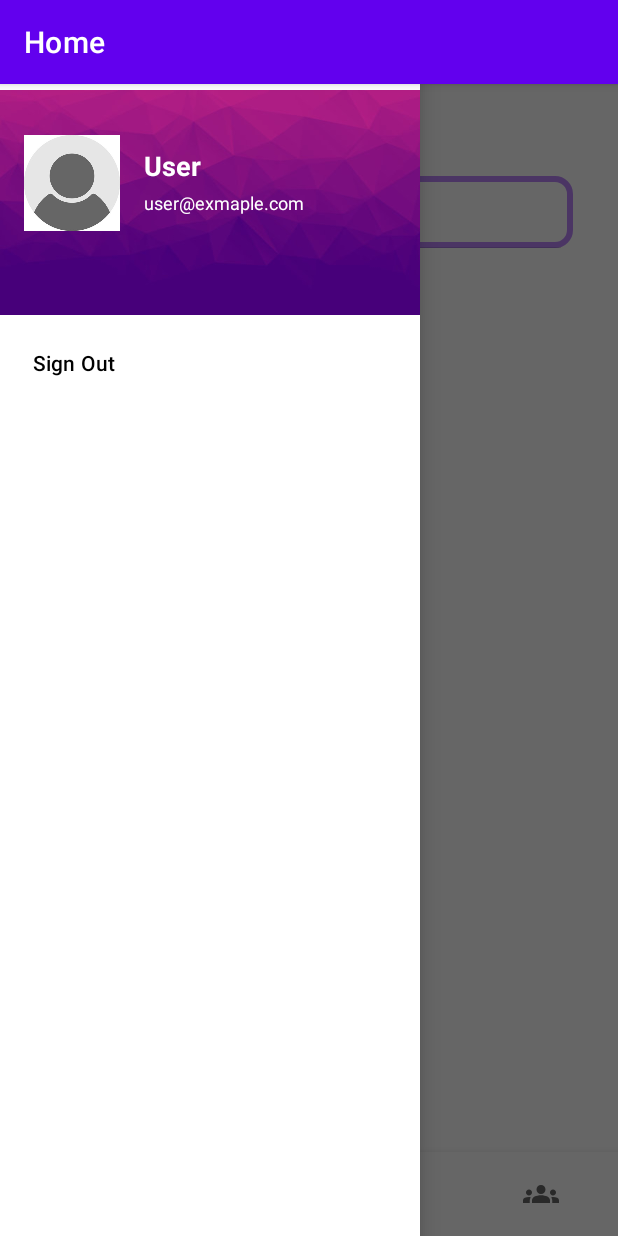
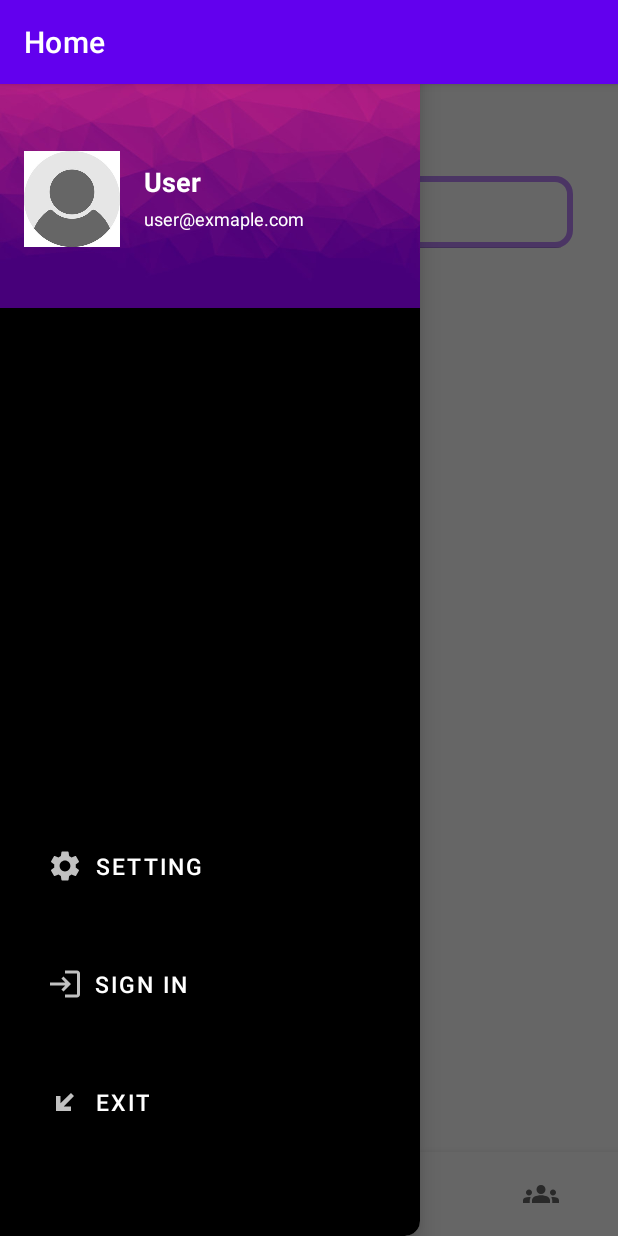
Before and after one commit to salmanayazz/screen-time-manager, an Android app: the screen it shows after launch (MainActivity), with the side drawer open, on a phone screen of 412 x 824 dp. Run offline under Robolectric (Android 15) with nearby library versions, the phone set to English and light mode, and no system bars; our stand-ins replace Firebase (no records; nobody signed in at launch, a user with empty details on screens opened directly), navigation-ui.

Commit message:
fixed and added listener for items on swipe menu

```diff
--- a/app/src/main/java/com/example/screentimemanager/MainActivity.kt
+++ b/app/src/main/java/com/example/screentimemanager/MainActivity.kt
@@ -2,6 +2,8 @@ package com.example.screentimemanager
 
 import android.content.Intent
 import android.os.Bundle
+import android.view.View
+import android.widget.Button
 import android.widget.TextView
 import com.google.android.material.bottomnavigation.BottomNavigationView
 import androidx.appcompat.app.AppCompatActivity
@@ -13,6 +15,7 @@ import com.example.screentimemanager.appusage.AppUsageService
 import com.example.screentimemanager.data.firebase.user.UserFirebase
 import com.example.screentimemanager.data.firebase.user.UserFirebaseDao
 import com.example.screentimemanager.databinding.ActivityMainBinding
+import com.example.screentimemanager.ui.authentication.Login
 import com.google.android.material.navigation.NavigationView
 import com.google.firebase.auth.FirebaseAuth
 import com.google.firebase.database.DatabaseReference
@@ -32,6 +35,8 @@ class MainActivity : AppCompatActivity() {
     private lateinit var navigationView: NavigationView
     private lateinit var menuName: TextView
     private lateinit var menuEmail: TextView
+    private lateinit var signOutBtn: Button
+    private lateinit var exitBtn:Button
     override fun onCreate(savedInstanceState: Bundle?) {
         super.onCreate(savedInstanceState)
 
@@ -58,31 +63,36 @@ class MainActivity : AppCompatActivity() {
 
         // setting up the swipe bar menu
         navigationView = findViewById(R.id.navigation_view)
-        var headerView = navigationView.getHeaderView(0)
-        menuName = headerView.findViewById(R.id.nav_header_user_name)
-        menuEmail = headerView.findViewById(R.id.nav_header_email)
+        menuName = findViewById(R.id.nav_header_user_name)
+        menuEmail = findViewById(R.id.nav_header_email)
+        signOutBtn = findViewById(R.id.signout_btn_menu)
+        exitBtn = findViewById(R.id.exit_btn_menu)
+
+
+        signOutBtn.setOnClickListener{
+            onSignOutListener()
+        }
+        exitBtn.setOnClickListener{
+            finishAffinity()
+        }
 
         // update the user information on swipe menu
         updateUserSwipeMenu()
 
 
-        // setting the sign out click listener
-        navigationView.setNavigationItemSelectedListener {
-            when (it.itemId) {
-                R.id.menu_sign_out -> {
-                    firebaseAuth.signOut()
-                    updateUserSwipeMenu()
-                    true
-                }
-                else -> false
-            }
-        }
-
-
-
         // start the AppUsageService
         val serviceIntent = Intent(this, AppUsageService::class.java)
         this.startForegroundService(serviceIntent)
+    }
+
+
+    private fun onSignOutListener(){
+        firebaseAuth.signOut()
+        updateUserSwipeMenu()
+    }
+
+    private fun onSignInListener(){
+        startActivity(Intent(this, Login::class.java))
     }
 
     private fun updateUserSwipeMenu(){
@@ -101,6 +111,10 @@ class MainActivity : AppCompatActivity() {
         }else{
             menuName.text = "User"
             menuEmail.text= "user@exmaple.com"
+            signOutBtn.text = "Sign In"
+            signOutBtn.setOnClickListener{
+                onSignInListener()
+            }
         }
     }
 }
--- /dev/null
+++ b/app/src/main/res/drawable/baseline_settings_24.xml
@@ -0,0 +1,5 @@
+<vector android:alpha="0.76" android:height="24dp"
+    android:tint="#FFFFFF" android:viewportHeight="24"
+    android:viewportWidth="24" android:width="24dp" xmlns:android="http://schemas.android.com/apk/res/android">
+    <path android:fillColor="@android:color/white" android:pathData="M19.14,12.94c0.04,-0.3 0.06,-0.61 0.06,-0.94c0,-0.32 -0.02,-0.64 -0.07,-0.94l2.03,-1.58c0.18,-0.14 0.23,-0.41 0.12,-0.61l-1.92,-3.32c-0.12,-0.22 -0.37,-0.29 -0.59,-0.22l-2.39,0.96c-0.5,-0.38 -1.03,-0.7 -1.62,-0.94L14.4,2.81c-0.04,-0.24 -0.24,-0.41 -0.48,-0.41h-3.84c-0.24,0 -0.43,0.17 -0.47,0.41L9.25,5.35C8.66,5.59 8.12,5.92 7.63,6.29L5.24,5.33c-0.22,-0.08 -0.47,0 -0.59,0.22L2.74,8.87C2.62,9.08 2.66,9.34 2.86,9.48l2.03,1.58C4.84,11.36 4.8,11.69 4.8,12s0.02,0.64 0.07,0.94l-2.03,1.58c-0.18,0.14 -0.23,0.41 -0.12,0.61l1.92,3.32c0.12,0.22 0.37,0.29 0.59,0.22l2.39,-0.96c0.5,0.38 1.03,0.7 1.62,0.94l0.36,2.54c0.05,0.24 0.24,0.41 0.48,0.41h3.84c0.24,0 0.44,-0.17 0.47,-0.41l0.36,-2.54c0.59,-0.24 1.13,-0.56 1.62,-0.94l2.39,0.96c0.22,0.08 0.47,0 0.59,-0.22l1.92,-3.32c0.12,-0.22 0.07,-0.47 -0.12,-0.61L19.14,12.94zM12,15.6c-1.98,0 -3.6,-1.62 -3.6,-3.6s1.62,-3.6 3.6,-3.6s3.6,1.62 3.6,3.6S13.98,15.6 12,15.6z"/>
+</vector>
--- /dev/null
+++ b/app/src/main/res/drawable/baseline_transit_enterexit_24.xml
@@ -0,0 +1,5 @@
+<vector android:alpha="0.76" android:height="24dp"
+    android:tint="#FFFFFF" android:viewportHeight="24"
+    android:viewportWidth="24" android:width="24dp" xmlns:android="http://schemas.android.com/apk/res/android">
+    <path android:fillColor="@android:color/white" android:pathData="M16,18H6V8h3v4.77L15.98,6 18,8.03 11.15,15H16v3z"/>
+</vector>
--- a/app/src/main/res/layout/activity_main.xml
+++ b/app/src/main/res/layout/activity_main.xml
@@ -7,17 +7,6 @@
     android:layout_width="match_parent"
     android:layout_height="match_parent"
     android:fitsSystemWindows="true">
-
-    <com.google.android.material.navigation.NavigationView
-        android:id="@+id/navigation_view"
-        android:layout_width="wrap_content"
-        android:layout_height="match_parent"
-        android:layout_gravity="start"
-        app:headerLayout="@layout/swipe_menu_layout"
-        app:menu="@menu/drawer_menu" />
-    <androidx.coordinatorlayout.widget.CoordinatorLayout
-        android:layout_width="match_parent"
-        android:layout_height="match_parent">
         <androidx.constraintlayout.widget.ConstraintLayout
             android:id="@+id/container"
             android:layout_width="match_parent"
@@ -48,6 +37,116 @@
                 app:layout_constraintTop_toTopOf="parent"
                 app:navGraph="@navigation/mobile_navigation" />
 
-        </androidx.constraintlayout.widget.ConstraintLayout>
-    </androidx.coordinatorlayout.widget.CoordinatorLayout>
+    </androidx.constraintlayout.widget.ConstraintLayout>
+    <com.google.android.material.navigation.NavigationView
+        android:id="@+id/navigation_view"
+        android:layout_width="wrap_content"
+        android:layout_height="match_parent"
+        android:layout_gravity="start"
+        app:drawerLayoutCornerSize="10dp"
+        app:menu="@menu/drawer_menu" >
+        <RelativeLayout
+            android:layout_width="match_parent"
+            android:layout_height="match_parent"
+            android:background="@color/black"
+            >
+            <FrameLayout
+                android:layout_marginTop="55dp"
+                android:id="@+id/menu_banner_layout"
+                android:layout_width="match_parent"
+                android:layout_height="150dp"
+                android:layout_gravity="top">
+                <ImageView
+                    android:layout_width="wrap_content"
+                    android:layout_height="wrap_content"
+                    android:scaleType="fitXY"
+                    android:src="@drawable/login_background_header"/>
+                <LinearLayout
+                    android:layout_width="wrap_content"
+                    android:layout_height="wrap_content"
+                    android:layout_marginTop="45dp"
+                    android:layout_marginLeft="16dp"
+                    android:orientation="horizontal">
+                    <ImageView
+                        android:id="@+id/nav_header_image"
+                        android:layout_width="64dp"
+                        android:layout_height="64dp"
+                        android:src="@drawable/generic_user_profile"
+                        android:scaleType="centerCrop"
+                        />
+                    <LinearLayout
+                        android:layout_width="wrap_content"
+                        android:layout_height="wrap_content"
+                        android:orientation="vertical">
+                        <TextView
+                            android:textColor="@color/white"
+                            android:textStyle="bold"
+                            android:textSize="18dp"
+                            android:id="@+id/nav_header_user_name"
+                            android:layout_width="wrap_content"
+                            android:layout_height="wrap_content"
+                            android:layout_marginTop="8dp"
+                            android:layout_marginLeft="16dp"
+                            android:text="User Name"
+                            />
+
+                        <TextView
+                            android:textColor="@color/white"
+                            android:textSize="12dp"
+                            android:id="@+id/nav_header_email"
+                            android:layout_width="wrap_content"
+                            android:layout_height="wrap_content"
+                            android:layout_marginTop="4dp"
+                            android:layout_marginLeft="16dp"
+                            android:text="user@example.com"
+                            />
+                    </LinearLayout>
+                </LinearLayout>
+            </FrameLayout>
+            <LinearLayout
+                android:layout_width="match_parent"
+                android:layout_height="wrap_content"
+                android:layout_alignParentBottom="true"
+                android:layout_marginVertical="50dp"
+                android:orientation="vertical"
+                >
+                <Button
+                    android:clickable="true"
+                    android:drawableLeft="@drawable/baseline_settings_24"
+                    android:drawablePadding="5dp"
+                    android:textColor="@color/white"
+                    android:textSize="15dp"
+                    android:layout_margin="15dp"
+                    android:background="#00000000"
+                    android:layout_width="wrap_content"
+                    android:layout_height="wrap_content"
+                    android:text="Setting"/>
+                <Button
+                    android:id="@+id/signout_btn_menu"
+                    android:clickable="true"
+                    android:drawableLeft="@drawable/baseline_login_24"
+                    android:drawablePadding="5dp"
+                    android:background="#00000000"
+                    android:textColor="@color/white"
+                    android:textSize="15dp"
+                    android:layout_margin="15dp"
+                    android:layout_width="wrap_content"
+                    android:layout_height="wrap_content"
+                    android:text="Sign Out"/>
+                <Button
+                    android:id="@+id/exit_btn_menu"
+                    android:clickable="true"
+                    android:drawableLeft="@drawable/baseline_transit_enterexit_24"
+                    android:drawablePadding="5dp"
+                    android:background="#00000000"
+                    android:textColor="@color/white"
+                    android:textSize="15dp"
+                    android:layout_margin="15dp"
+                    android:layout_width="wrap_content"
+                    android:layout_height="wrap_content"
+                    android:text="Exit"/>
+            </LinearLayout>
+        </RelativeLayout>
+
+    </com.google.android.material.navigation.NavigationView>
 </androidx.drawerlayout.widget.DrawerLayout>
--- a/app/src/main/res/layout/swipe_menu_layout.xml
+++ /dev/null
@@ -1,60 +0,0 @@
-<?xml version="1.0" encoding="utf-8"?>
-<RelativeLayout xmlns:android="http://schemas.android.com/apk/res/android"
-    android:layout_width="match_parent"
-    android:layout_height="wrap_content">
-
-
-        <FrameLayout
-            android:layout_marginTop="60dp"
-            android:id="@+id/login_banner_layout"
-            android:layout_width="match_parent"
-            android:layout_height="150dp">
-                <ImageView
-                    android:layout_width="wrap_content"
-                    android:layout_height="wrap_content"
-                    android:scaleType="fitXY"
-                    android:src="@drawable/login_background_header"/>
-                <LinearLayout
-                    android:layout_width="wrap_content"
-                    android:layout_height="wrap_content"
-                    android:layout_marginTop="30dp"
-                    android:layout_marginLeft="16dp"
-                    android:orientation="horizontal">
-                        <ImageView
-                            android:id="@+id/nav_header_image"
-                            android:layout_width="64dp"
-                            android:layout_height="64dp"
-                            android:src="@drawable/generic_user_profile"
-                            android:scaleType="centerCrop"
-                            />
-                        <LinearLayout
-                            android:layout_width="wrap_content"
-                            android:layout_height="wrap_content"
-                            android:orientation="vertical">
-                                <TextView
-                                    android:textColor="@color/white"
-                                    android:textStyle="bold"
-                                    android:textSize="18dp"
-                                    android:id="@+id/nav_header_user_name"
-                                    android:layout_width="wrap_content"
-                                    android:layout_height="wrap_content"
-                                    android:layout_marginTop="8dp"
-                                    android:layout_marginLeft="16dp"
-                                    android:text="User Name"
-                                    />
-
-                                <TextView
-                                    android:textColor="@color/white"
-                                    android:textSize="12dp"
-                                    android:id="@+id/nav_header_email"
-                                    android:layout_width="wrap_content"
-                                    android:layout_height="wrap_content"
-                                    android:layout_marginTop="4dp"
-                                    android:layout_marginLeft="16dp"
-                                    android:text="user@example.com"
-                                    />
-                        </LinearLayout>
-                </LinearLayout>
-        </FrameLayout>
-
-</RelativeLayout>
--- a/app/src/main/res/menu/drawer_menu.xml
+++ b/app/src/main/res/menu/drawer_menu.xml
@@ -1,7 +1,5 @@
 <?xml version="1.0" encoding="utf-8"?>
 <menu xmlns:android="http://schemas.android.com/apk/res/android"
     xmlns:app="http://schemas.android.com/apk/res-auto">
-    <item
-        android:id="@+id/menu_sign_out"
-        android:title="Sign Out" />
+
 </menu>
```
